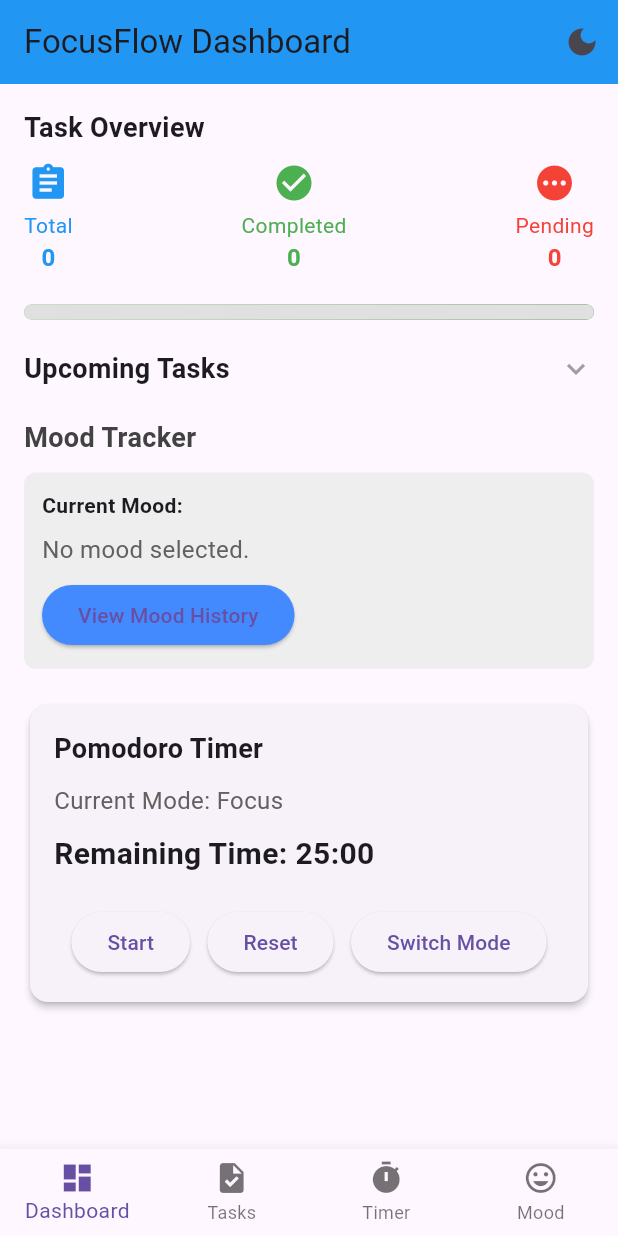
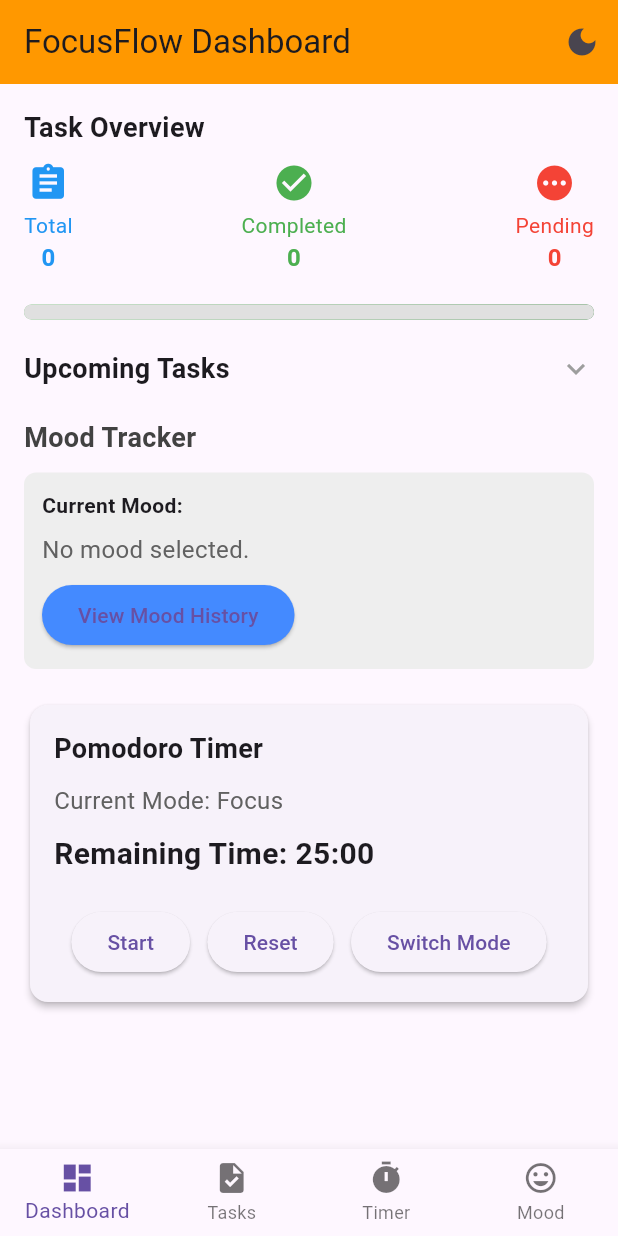
Before and after one commit to weaponxd253/adhd_list, a Flutter app: the screen it shows after launch, on a phone screen of 412 x 824 dp. Run offline on Flutter 3.47's test engine with Material 3 defaults, Android fonts, the phone set to English and light mode, and no system bars.

```diff
--- a/lib/features/dashboard/dashboard_screen.dart
+++ b/lib/features/dashboard/dashboard_screen.dart
@@ -7,6 +7,8 @@ import '../../widgets/expandable_text.dart';
 import '../tracker/mood_history_screen.dart';
 
 class DashboardScreen extends StatefulWidget {
+  const DashboardScreen({super.key});
+
   @override
   _DashboardScreenState createState() => _DashboardScreenState();
 }
@@ -70,25 +72,25 @@ class _DashboardScreenState extends State<DashboardScreen> {
         crossAxisAlignment: CrossAxisAlignment.start,
         children: [
           // Timer Heading
-          Text(
+          const Text(
             "Pomodoro Timer",
             style: TextStyle(fontSize: 18, fontWeight: FontWeight.bold),
           ),
-          SizedBox(height: 10),
+          const SizedBox(height: 10),
 
           // Current Mode
           Text(
             "Current Mode: ${appState.currentMode}",
             style: TextStyle(fontSize: 16, color: Colors.grey[700]),
           ),
-          SizedBox(height: 10),
+          const SizedBox(height: 10),
 
           // Timer Display
           Text(
             "Remaining Time: ${appState.timerDisplay}",
-            style: TextStyle(fontSize: 20, fontWeight: FontWeight.bold),
+            style: const TextStyle(fontSize: 20, fontWeight: FontWeight.bold),
           ),
-          SizedBox(height: 20),
+          const SizedBox(height: 20),
 
           // Timer Controls
           Row(
--- a/lib/main.dart
+++ b/lib/main.dart
@@ -7,21 +7,23 @@ import 'features/home/home_screen.dart';
 // Define light and dark themes
 final ThemeData lightTheme = ThemeData(
   brightness: Brightness.light,
-  primaryColor: Colors.blue,
-  appBarTheme: AppBarTheme(color: Colors.blue),
+  primaryColor: const Color.fromARGB(255, 255, 213, 0),
+  appBarTheme: const AppBarTheme(color: Colors.orange),
 );
 
 final ThemeData darkTheme = ThemeData(
   brightness: Brightness.dark,
   primaryColor: Colors.grey[900],
-  appBarTheme: AppBarTheme(color: Colors.black),
+  appBarTheme: const AppBarTheme(color: Colors.black),
 );
 
 void main() {
-  runApp(FocusFlowApp());
+  runApp(const FocusFlowApp());
 }
 
 class FocusFlowApp extends StatelessWidget {
+  const FocusFlowApp({super.key});
+
   @override
   Widget build(BuildContext context) {
     return MultiProvider(
@@ -32,7 +34,7 @@ class FocusFlowApp extends StatelessWidget {
         builder: (context, appState, _) {
           return AnimatedTheme(
             data: appState.themeMode == ThemeMode.light ? lightTheme : darkTheme,
-            duration: Duration(milliseconds: 300), // Smooth transition duration
+            duration: const Duration(milliseconds: 300), // Smooth transition duration
             curve: Curves.easeInOut, // Customizable animation curve
             child: MaterialApp(
               title: 'FocusFlow',
--- a/lib/widgets/expandable_text.dart
+++ b/lib/widgets/expandable_text.dart
@@ -7,8 +7,8 @@ class ExpandableText extends StatefulWidget {
   const ExpandableText({
     required this.text,
     this.maxLines = 3,
-    Key? key,
-  }) : super(key: key);
+    super.key,
+  });
 
   @override
   _ExpandableTextState createState() => _ExpandableTextState();
```
Also changed, not shown: lib/features/task_breakdown/task_input_section.dart (+7 -1 lines), lib/features/task_breakdown/task_list_section.dart (+30 -11 lines).
